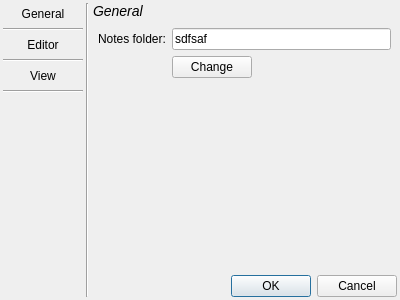
First picture: the form in src/Underverse/SettingsDialog.ui, repository marc-sturm/Underverse, before the edit.
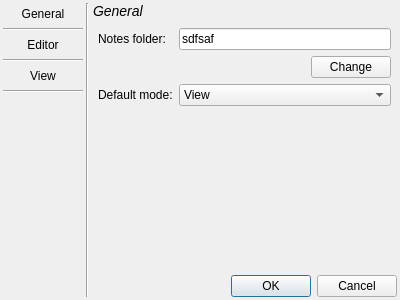
Second picture: the form after the edit. Icons and pictures are not drawn.

Commit message: search terms are highlighted in view; made default view/edit mode configure in settings; removed width restriction of Default/GitHub style

The edit to the form file:
```diff
--- a/src/Underverse/SettingsDialog.ui
+++ b/src/Underverse/SettingsDialog.ui
@@ -213,13 +213,6 @@
          <property name="spacing">
           <number>0</number>
          </property>
-         <item>
-          <widget class="QPushButton" name="change_data_folder">
-           <property name="text">
-            <string>Change</string>
-           </property>
-          </widget>
-         </item>
          <item>
           <spacer name="horizontalSpacer">
            <property name="orientation">
@@ -233,9 +226,16 @@
            </property>
           </spacer>
          </item>
+         <item>
+          <widget class="QPushButton" name="change_data_folder">
+           <property name="text">
+            <string>Change</string>
+           </property>
+          </widget>
+         </item>
         </layout>
        </item>
-       <item row="3" column="0">
+       <item row="4" column="0">
         <spacer name="verticalSpacer_3">
          <property name="orientation">
           <enum>Qt::Vertical</enum>
@@ -248,6 +248,35 @@
          </property>
         </spacer>
        </item>
+       <item row="3" column="0">
+        <widget class="QLabel" name="label_8">
+         <property name="toolTip">
+          <string>&lt;html&gt;&lt;head/&gt;&lt;body&gt;&lt;p&gt;Default mode when opening a new file.&lt;/p&gt;&lt;/body&gt;&lt;/html&gt;</string>
+         </property>
+         <property name="text">
+          <string>Default mode:</string>
+         </property>
+        </widget>
+       </item>
+       <item row="3" column="1">
+        <widget class="QComboBox" name="mode">
+         <item>
+          <property name="text">
+           <string>View</string>
+          </property>
+         </item>
+         <item>
+          <property name="text">
+           <string>Edit</string>
+          </property>
+         </item>
+         <item>
+          <property name="text">
+           <string>Keep current mode</string>
+          </property>
+         </item>
+        </widget>
+       </item>
       </layout>
      </widget>
      <widget class="QWidget" name="editor">
```
Left out of the diff: 28 changed lines with no effect on the pictures. The commit also changes 10 other files.
